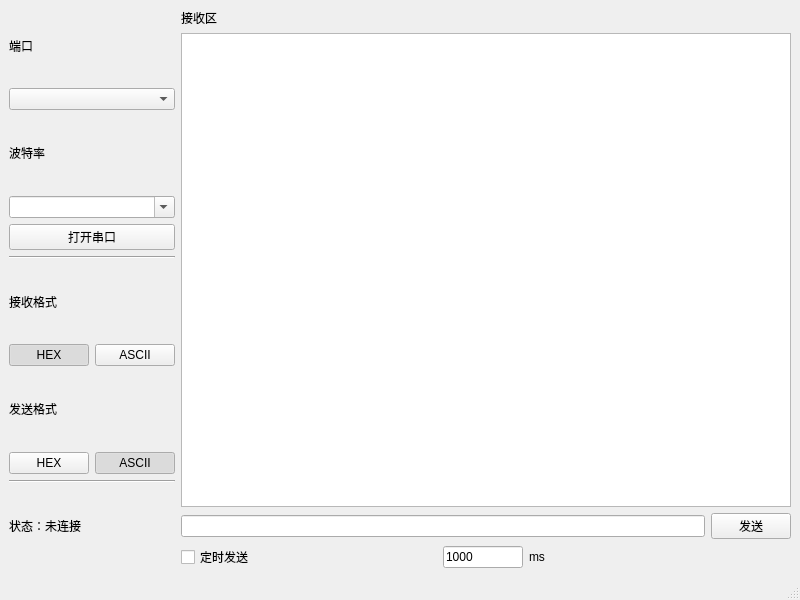
Auroraee/Qt-SerialAssistant, file mainwindow.ui: the form before one commit.
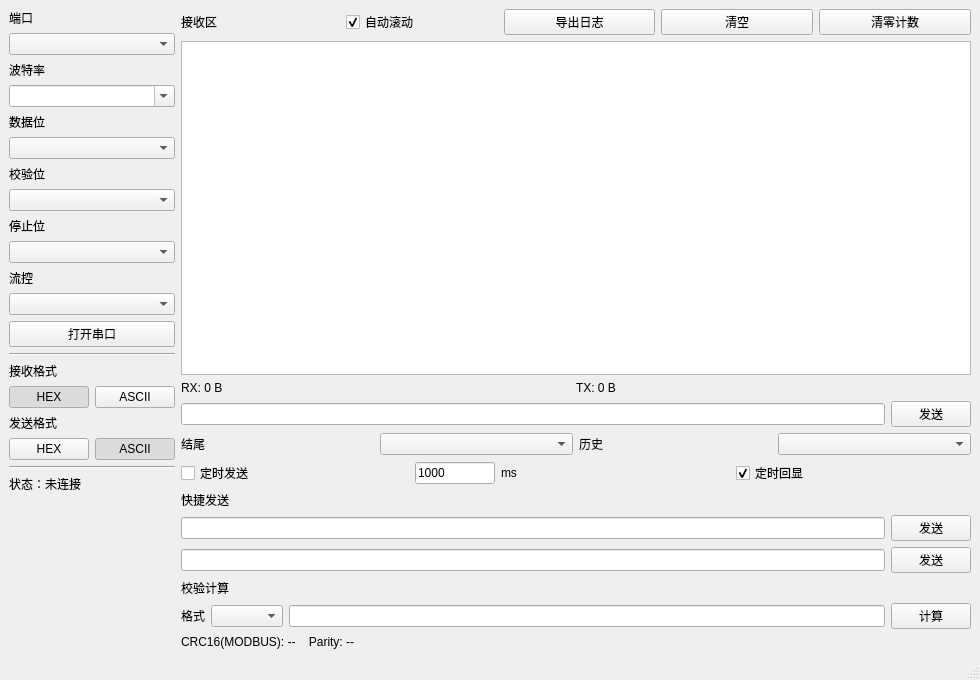
The form after the commit.

The edit to the form file:
```diff
--- a/mainwindow.ui
+++ b/mainwindow.ui
@@ -6,8 +6,8 @@
    <rect>
     <x>0</x>
     <y>0</y>
-    <width>800</width>
-    <height>600</height>
+    <width>980</width>
+    <height>680</height>
    </rect>
   </property>
   <property name="windowTitle">
@@ -41,6 +41,46 @@
         </property>
        </widget>
       </item>
+      <item>
+       <widget class="QLabel" name="labelDataBits">
+        <property name="text">
+         <string>数据位</string>
+        </property>
+       </widget>
+      </item>
+      <item>
+       <widget class="QComboBox" name="comboBoxDataBits"/>
+      </item>
+      <item>
+       <widget class="QLabel" name="labelParity">
+        <property name="text">
+         <string>校验位</string>
+        </property>
+       </widget>
+      </item>
+      <item>
+       <widget class="QComboBox" name="comboBoxParity"/>
+      </item>
+      <item>
+       <widget class="QLabel" name="labelStopBits">
+        <property name="text">
+         <string>停止位</string>
+        </property>
+       </widget>
+      </item>
+      <item>
+       <widget class="QComboBox" name="comboBoxStopBits"/>
+      </item>
+      <item>
+       <widget class="QLabel" name="labelFlowControl">
+        <property name="text">
+         <string>流控</string>
+        </property>
+       </widget>
+      </item>
+      <item>
+       <widget class="QComboBox" name="comboBoxFlowControl"/>
+      </item>
       <item>
        <widget class="QPushButton" name="pushButtonOpen">
         <property name="text">
@@ -142,6 +182,12 @@
         <property name="orientation">
          <enum>Qt::Vertical</enum>
         </property>
+        <property name="sizeHint" stdset="0">
+         <size>
+          <width>20</width>
+          <height>40</height>
+         </size>
+        </property>
        </spacer>
       </item>
      </layout>
@@ -149,11 +195,53 @@
     <item>
      <layout class="QVBoxLayout" name="commLayout">
       <item>
-       <widget class="QLabel" name="labelReceive">
-        <property name="text">
-         <string>接收区</string>
-        </property>
-       </widget>
+       <layout class="QHBoxLayout" name="receiveHeaderLayout">
+        <item>
+         <widget class="QLabel" name="labelReceive">
+          <property name="text">
+           <string>接收区</string>
+          </property>
+         </widget>
+        </item>
+        <item>
+         <spacer name="receiveHeaderSpacer">
+          <property name="orientation">
+           <enum>Qt::Horizontal</enum>
+          </property>
+        </spacer>
+        </item>
+        <item>
+         <widget class="QCheckBox" name="checkBoxAutoScroll">
+          <property name="text">
+           <string>自动滚动</string>
+          </property>
+          <property name="checked">
+           <bool>true</bool>
+          </property>
+         </widget>
+        </item>
+        <item>
+         <widget class="QPushButton" name="pushButtonExportLog">
+          <property name="text">
+           <string>导出日志</string>
+          </property>
+         </widget>
+        </item>
+        <item>
+         <widget class="QPushButton" name="pushButtonClearReceive">
+          <property name="text">
+           <string>清空</string>
+          </property>
+         </widget>
+        </item>
+        <item>
+         <widget class="QPushButton" name="pushButtonClearCounters">
+          <property name="text">
+           <string>清零计数</string>
+          </property>
+         </widget>
+        </item>
+       </layout>
       </item>
       <item>
        <widget class="QPlainTextEdit" name="plainTextEditReceive">
@@ -167,6 +255,31 @@
         </property>
        </widget>
       </item>
+      <item>
+       <layout class="QHBoxLayout" name="counterLayout">
+        <item>
+         <widget class="QLabel" name="labelRxCount">
+          <property name="text">
+           <string>RX: 0 B</string>
+          </property>
+         </widget>
+        </item>
+        <item>
+         <widget class="QLabel" name="labelTxCount">
+          <property name="text">
+           <string>TX: 0 B</string>
+          </property>
+         </widget>
+        </item>
+        <item>
+         <spacer name="counterSpacer">
+          <property name="orientation">
+           <enum>Qt::Horizontal</enum>
+          </property>
+         </spacer>
+        </item>
+       </layout>
+      </item>
       <item>
        <layout class="QHBoxLayout" name="sendLayout">
         <item>
@@ -181,6 +294,30 @@
         </item>
        </layout>
       </item>
+      <item>
+       <layout class="QHBoxLayout" name="sendOptionsLayout">
+        <item>
+         <widget class="QLabel" name="labelLineEnding">
+          <property name="text">
+           <string>结尾</string>
+          </property>
+         </widget>
+        </item>
+        <item>
+         <widget class="QComboBox" name="comboBoxLineEnding"/>
+        </item>
+        <item>
+         <widget class="QLabel" name="labelSendHistory">
+          <property name="text">
+           <string>历史</string>
+          </property>
+         </widget>
+        </item>
+        <item>
+         <widget class="QComboBox" name="comboBoxSendHistory"/>
+        </item>
+       </layout>
+      </item>
       <item>
        <layout class="QHBoxLayout" name="autoSendLayout">
         <item>
@@ -210,6 +347,16 @@
           </property>
          </widget>
         </item>
+        <item>
+         <widget class="QCheckBox" name="checkBoxAutoSendEcho">
+          <property name="text">
+           <string>定时回显</string>
+          </property>
+          <property name="checked">
+           <bool>true</bool>
+          </property>
+         </widget>
+        </item>
         <item>
          <spacer name="horizontalSpacer">
           <property name="orientation">
@@ -219,6 +366,78 @@
         </item>
        </layout>
       </item>
+      <item>
+       <widget class="QLabel" name="labelQuickSend">
+        <property name="text">
+         <string>快捷发送</string>
+        </property>
+       </widget>
+      </item>
+      <item>
+       <layout class="QGridLayout" name="quickSendLayout">
+        <item row="0" column="0">
+         <widget class="QLineEdit" name="lineEditQuickSend1"/>
+        </item>
+        <item row="0" column="1">
+         <widget class="QPushButton" name="pushButtonQuickSend1">
+          <property name="text">
+           <string>发送</string>
+          </property>
+         </widget>
+        </item>
+        <item row="1" column="0">
+         <widget class="QLineEdit" name="lineEditQuickSend2"/>
+        </item>
+        <item row="1" column="1">
+         <widget class="QPushButton" name="pushButtonQuickSend2">
+          <property name="text">
+           <string>发送</string>
+          </property>
+         </widget>
+        </item>
+       </layout>
+      </item>
+      <item>
+       <widget class="QLabel" name="labelChecksumTool">
+        <property name="text">
+         <string>校验计算</string>
+        </property>
+       </widget>
+      </item>
+      <item>
+       <layout class="QHBoxLayout" name="checksumInputLayout">
+        <item>
+         <widget class="QLabel" name="labelChecksumFormat">
+          <property name="text">
+           <string>格式</string>
+          </property>
+         </widget>
+        </item>
+        <item>
+         <widget class="QComboBox" name="comboBoxChecksumFormat"/>
+        </item>
+        <item>
+         <widget class="QLineEdit" name="lineEditChecksumInput"/>
+        </item>
+        <item>
+         <widget class="QPushButton" name="pushButtonCalculateChecksum">
+          <property name="text">
+           <string>计算</string>
+          </property>
+         </widget>
+        </item>
+       </layout>
+      </item>
+      <item>
+       <widget class="QLabel" name="labelChecksumResult">
+        <property name="text">
+         <string>CRC16(MODBUS): --    Parity: --</string>
+        </property>
+        <property name="wordWrap">
+         <bool>true</bool>
+        </property>
+       </widget>
+      </item>
      </layout>
     </item>
    </layout>
```
